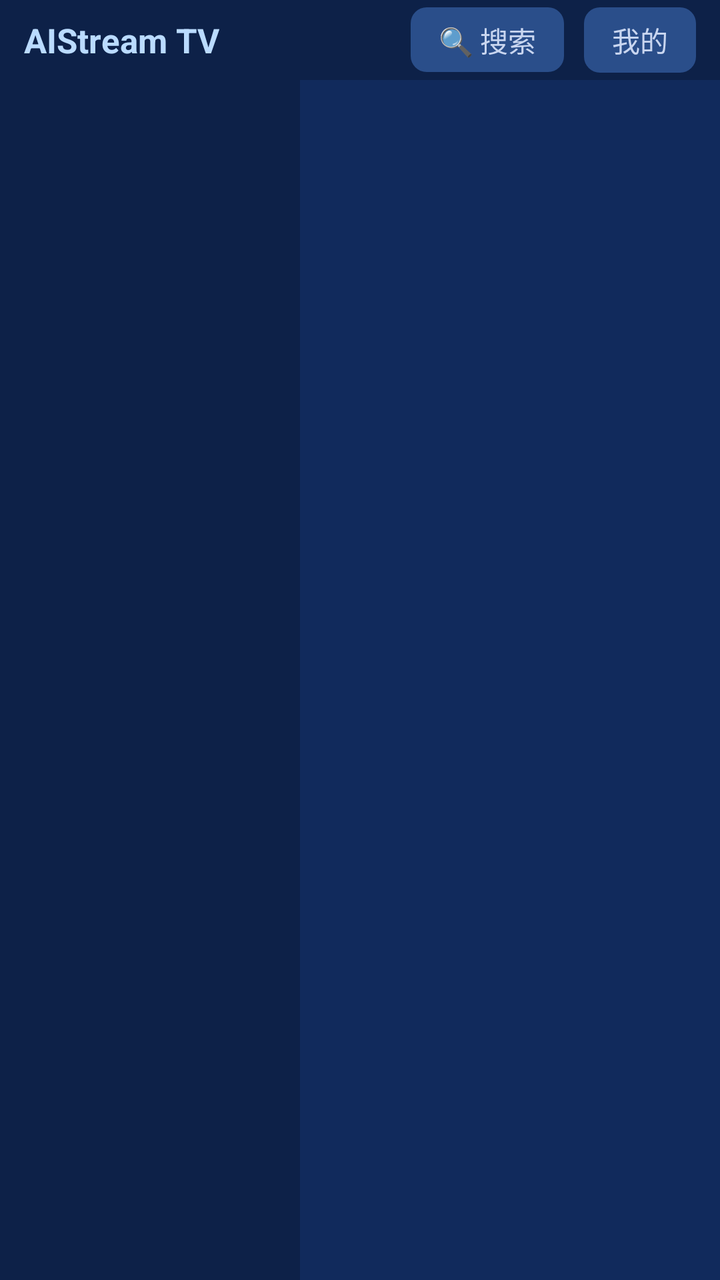
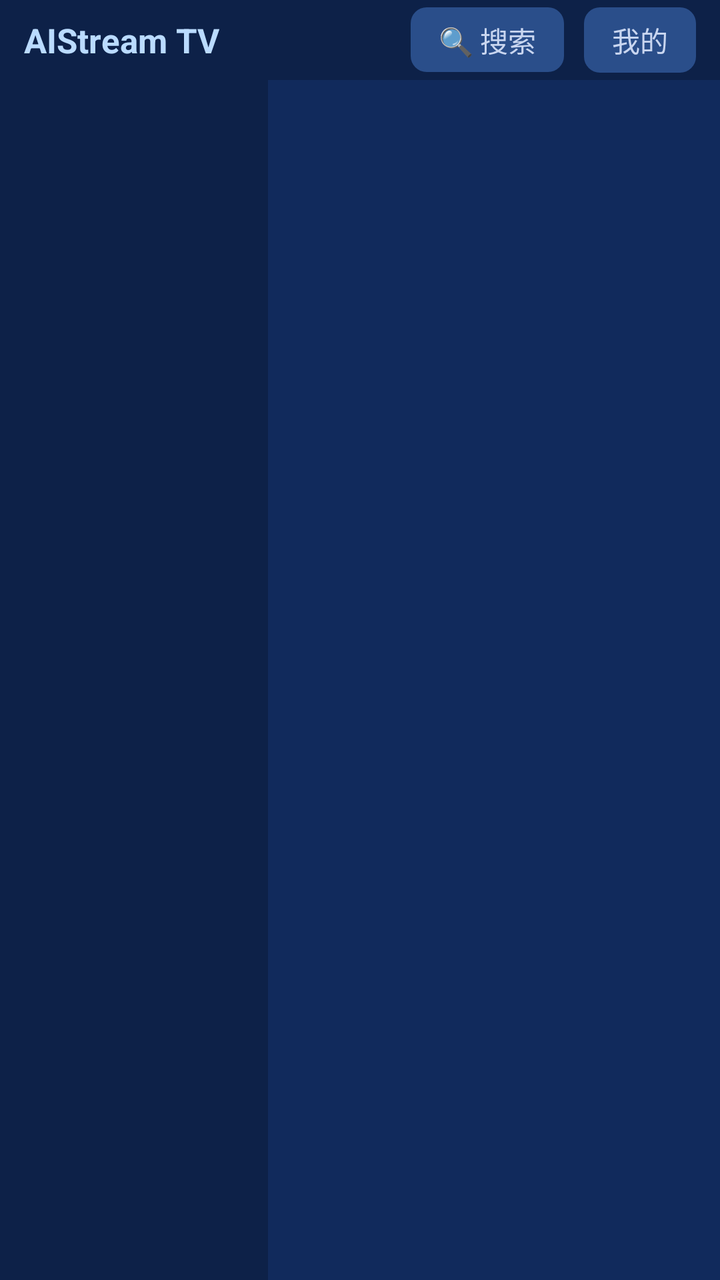

Before-and-after screenshots of an Android layout around one commit, followed by the original layout XML and the change that was made.
<!-- AndroidManifest.xml: application theme Theme.AIStreamTV -->
<!-- res/layout/activity_main.xml -->
<?xml version="1.0" encoding="utf-8"?>
<LinearLayout xmlns:android="http://schemas.android.com/apk/res/android"
    android:layout_width="match_parent"
    android:layout_height="match_parent"
    android:background="@color/bg"
    android:orientation="vertical">

    
    <LinearLayout
        android:id="@+id/header"
        android:layout_width="match_parent"
        android:layout_height="@dimen/header_h"
        android:background="@color/bg_rail"
        android:gravity="center_vertical"
        android:orientation="horizontal"
        android:paddingStart="@dimen/page_pad"
        android:paddingEnd="@dimen/page_pad">

        <TextView
            android:id="@+id/tvBrand"
            android:layout_width="wrap_content"
            android:layout_height="wrap_content"
            android:ellipsize="end"
            android:maxLines="1"
            android:text="@string/app_name"
            android:textColor="@color/accent_soft"
            android:textSize="@dimen/brand_size"
            android:textStyle="bold" />

        <View
            android:layout_width="0dp"
            android:layout_height="1dp"
            android:layout_weight="1" />

        <TextView
            android:id="@+id/btnSearch"
            style="@style/AIStream.FocusItem"
            android:layout_width="wrap_content"
            android:layout_height="wrap_content"
            android:background="@drawable/bg_chip"
            android:paddingStart="14dp"
            android:paddingEnd="14dp"
            android:paddingTop="6dp"
            android:paddingBottom="6dp"
            android:text="🔍 搜索"
            android:textColor="@color/fg_dim"
            android:textSize="14sp" />

        <TextView
            android:id="@+id/btnMe"
            style="@style/AIStream.FocusItem"
            android:layout_width="wrap_content"
            android:layout_height="wrap_content"
            android:layout_marginStart="10dp"
            android:background="@drawable/bg_chip"
            android:paddingStart="14dp"
            android:paddingEnd="14dp"
            android:paddingTop="6dp"
            android:paddingBottom="6dp"
            android:text="我的"
            android:textColor="@color/fg_dim"
            android:textSize="14sp" />

    </LinearLayout>

    <LinearLayout
        android:layout_width="match_parent"
        android:layout_height="0dp"
        android:layout_weight="1"
        android:orientation="horizontal">

        
        <LinearLayout
            android:id="@+id/rail"
            android:layout_width="@dimen/rail_width"
            android:layout_height="match_parent"
            android:background="@color/bg_rail"
            android:orientation="vertical"
            android:paddingStart="12dp"
            android:paddingTop="16dp"
            android:paddingEnd="12dp" />

        <FrameLayout
            android:id="@+id/content"
            android:layout_width="0dp"
            android:layout_height="match_parent"
            android:layout_weight="1" />

    </LinearLayout>

</LinearLayout>
<!-- resources referenced by this layout -->
<resources>
  <color name="accent_soft">#FFBADBFF</color>
  <color name="bg">#FF112A5C</color>
  <color name="bg_rail">#FF0D2148</color>
  <color name="fg_dim">#FFC9D6F0</color>
  <dimen name="brand_size">17sp</dimen>
  <dimen name="header_h">40dp</dimen>
  <dimen name="page_pad">12dp</dimen>
  <dimen name="rail_width">150dp</dimen>
  <!-- drawable bg_chip (drawable) -->
  <?xml version="1.0" encoding="utf-8"?>
  <shape xmlns:android="http://schemas.android.com/apk/res/android" android:shape="rectangle">
      <solid android:color="@color/bg_card_hi" />
      <corners android:radius="8dp" />
  </shape>
  <string name="app_name">AIStream TV</string>
  <style name="AIStream.FocusItem" parent="">
          <item name="android:focusable">true</item>
          <item name="android:focusableInTouchMode">true</item>
          <item name="android:clickable">true</item>
      </style>
  <style name="Theme.AIStreamTV" parent="Theme.AppCompat.NoActionBar">
          <item name="android:windowBackground">@color/bg</item>
          <item name="android:colorBackground">@color/bg</item>
          <item name="android:textColorPrimary">@color/fg</item>
          <item name="android:textColorSecondary">@color/fg_dim</item>
          <item name="android:windowNoTitle">true</item>
          <item name="colorAccent">@color/accent</item>
          <item name="android:colorControlActivated">@color/accent</item>
      </style>
  <color name="bg_card_hi">#FF2A4E8A</color>
  <color name="fg">#FFFFFFFF</color>
  <color name="accent">#FF45A2FF</color>
</resources>

<!-- the commit's change to res/layout/activity_main.xml (unified diff, before → after) -->
@@ -3,7 +3,7 @@
     android:layout_width="match_parent"
     android:layout_height="match_parent"
     android:background="@color/bg"
-    android:orientation="vertical">
+    android:orientation="vertical" android:clipChildren="false">
 
     
     <LinearLayout
@@ -14,7 +14,7 @@
         android:gravity="center_vertical"
         android:orientation="horizontal"
         android:paddingStart="@dimen/page_pad"
-        android:paddingEnd="@dimen/page_pad">
+        android:paddingEnd="@dimen/page_pad" android:clipChildren="false">
 
         <TextView
             android:id="@+id/tvBrand"
@@ -67,7 +67,7 @@
         android:layout_width="match_parent"
         android:layout_height="0dp"
         android:layout_weight="1"
-        android:orientation="horizontal">
+        android:orientation="horizontal" android:clipChildren="false">
 
         
         <LinearLayout
@@ -78,13 +78,13 @@
             android:orientation="vertical"
             android:paddingStart="12dp"
             android:paddingTop="16dp"
-            android:paddingEnd="12dp" />
+            android:paddingEnd="12dp"  android:clipChildren="false" />
 
         <FrameLayout
             android:id="@+id/content"
             android:layout_width="0dp"
             android:layout_height="match_parent"
-            android:layout_weight="1" />
+            android:layout_weight="1"  android:clipChildren="false" />
 
     </LinearLayout>
 
<!-- resource entries referenced after the edit -->
@@ -7,7 +7,7 @@
   <dimen name="brand_size">17sp</dimen>
   <dimen name="header_h">40dp</dimen>
   <dimen name="page_pad">12dp</dimen>
-  <dimen name="rail_width">150dp</dimen>
+  <dimen name="rail_width">134dp</dimen>
   <!-- drawable bg_chip (drawable) -->
   <?xml version="1.0" encoding="utf-8"?>
   <shape xmlns:android="http://schemas.android.com/apk/res/android" android:shape="rectangle">
